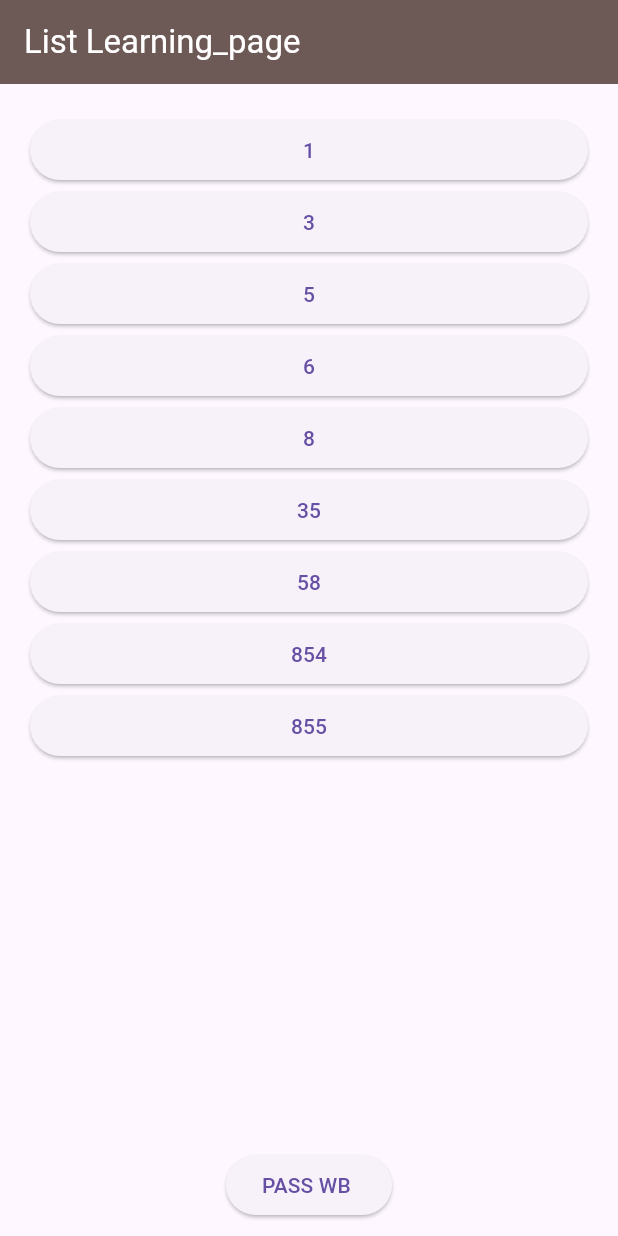
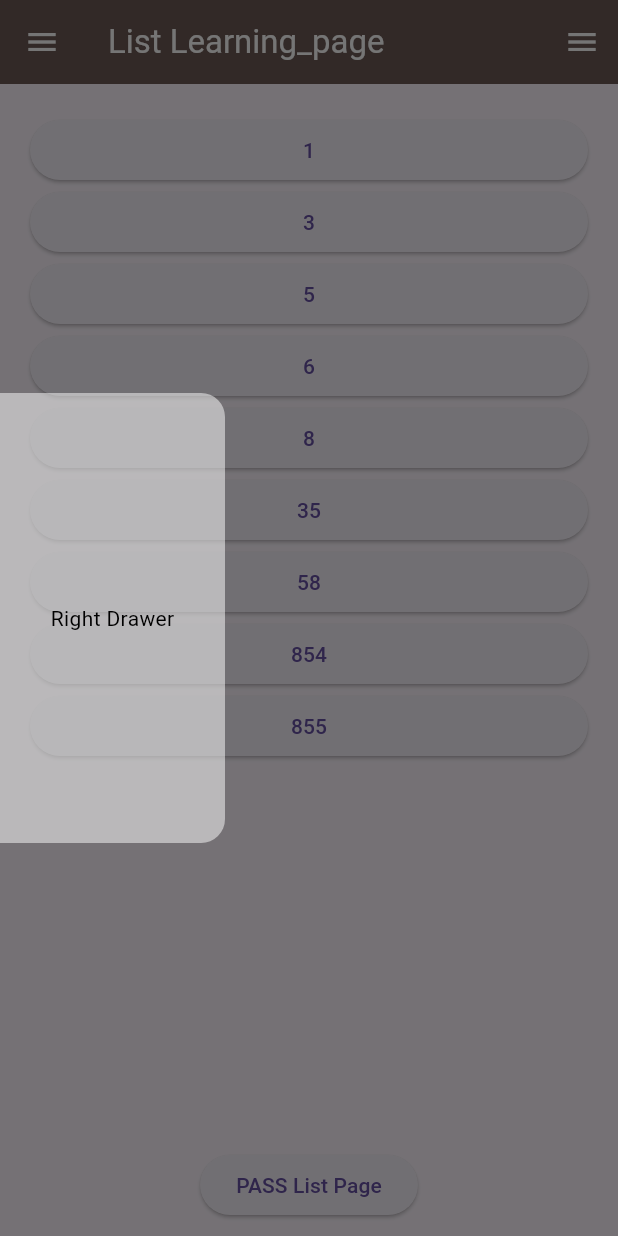
Before and after one commit to ownflutter/app_practice_project, a Flutter app: the screen it shows after launch, with the side drawer open (before the commit the screen has no drawer), on a phone screen of 412 x 824 dp. Run offline on Flutter 3.47's test engine with Material 3 defaults, Android fonts, the phone set to English and light mode, and no system bars; our stand-ins replace get.

Commit message:
drawer upadte

```diff
--- a/lib/features/list/list_activeties.dart
+++ b/lib/features/list/list_activeties.dart
@@ -19,11 +19,53 @@ class _Learning_pageState extends State<Learning_page> {
 
     return Scaffold(
       appBar: AppBar(
-          backgroundColor: OurAppColor.colorC,
-          title: const Text(
-            'List Learning_page',
-            style: TextStyle(color: Colors.white),
-          )),
+        backgroundColor: OurAppColor.colorC,
+        title: const Text(
+          'List Learning_page',
+          style: TextStyle(color: Colors.white),
+        ),
+        iconTheme: IconThemeData(
+          color: Colors.white, // Set the drawer icon color to white
+        ),
+      ),
+      drawer: Container(
+        height: 300,
+        width: 150,
+        child: Drawer(
+          backgroundColor: Colors.white.withOpacity(0.5),
+          child: Container(
+            height: 100,
+            child: Center(
+              child: Text(
+                "Right Drawer",
+                style: TextStyle(color: Colors.black),
+              ),
+            ),
+          ),
+        ),
+      ),
+      endDrawer:Container(
+        height: 300,
+        width: 150,
+        child: Drawer(
+          backgroundColor: Colors.white.withOpacity(0.5),
+          child: Container(
+            height: 100,
+            child: Center(
+              child: Padding(
+                padding: const EdgeInsets.all(10.0),
+                child: ElevatedButton(
+                    onPressed: () {
+                      Get.to(() => ListPass(
+                        map: city,
+                      ));
+                    },
+                    child: Text("PASS WB ")),
+              )
+            ),
+          ),
+        ),
+      ),
       body: Column(
         children: [
           Expanded(
@@ -42,9 +84,11 @@ class _Learning_pageState extends State<Learning_page> {
             padding: const EdgeInsets.all(10.0),
             child: ElevatedButton(
                 onPressed: () {
-                  Get.to(() => ListPass(map: city,));
+                  Get.to(() => ListPass(
+                        map: city,
+                      ));
                 },
-                child: Text("PASS WB ")),
+                child: Text("PASS List Page")),
           )
         ],
       ),
```
